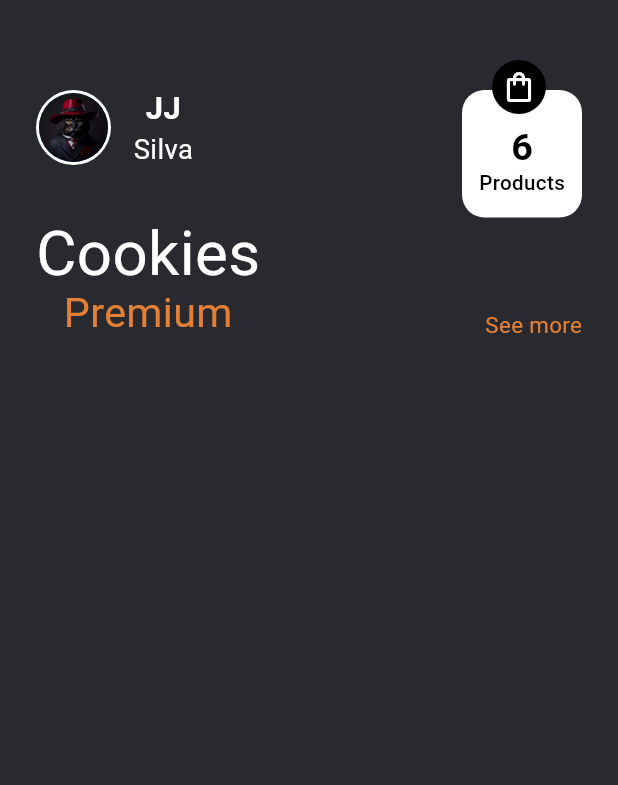
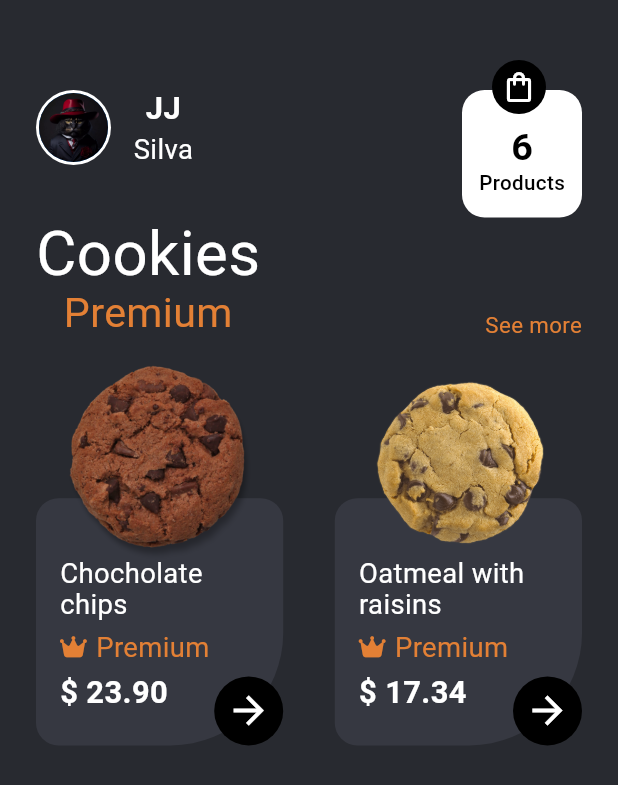
Before and after one commit to RFBruno/flutter-cookies-app, a Flutter app: the screen it shows after launch, on a phone screen of 412 x 824 dp. Shown: the top 785 px of the screen. Run offline on Flutter 3.47's test engine with Material 2 defaults, Android fonts, the phone set to English and light mode, and no system bars; our stand-ins replace flutter_screenutil, font_awesome_flutter, money_formatter.

Commit message:
cookie_card

```diff
--- a/lib/app/models/cookie_model.dart
+++ b/lib/app/models/cookie_model.dart
@@ -29,6 +29,14 @@ String p1 = MoneyFormatter(amount: 23.9012).output.symbolOnLeft;
 String p2 = MoneyFormatter(amount: 17.3412).output.symbolOnLeft;
 
 final cookies = [
-  CookieModel(name: "Chocholate chips", price: p1, image: ''),
-  CookieModel(name: "Oatmeal with raisins", price: p2, image: '')
+  CookieModel(
+    name: "Chocholate chips",
+    price: p1,
+    image: 'assets/images/cookie-001.png',
+  ),
+  CookieModel(
+    name: "Oatmeal with raisins",
+    price: p2,
+    image: 'assets/images/cookie-002.png',
+  )
 ];
--- a/lib/app/pages/app_widget.dart
+++ b/lib/app/pages/app_widget.dart
@@ -23,6 +23,7 @@ class AppWidget extends StatelessWidget {
           theme: ThemeData(
             primarySwatch: Colors.blue,
             highlightColor: orange,
+            cardColor: buttonColor,
             textTheme: Typography.englishLike2018.apply(fontSizeFactor: 1.sp),
             scaffoldBackgroundColor: background,
           ),
--- a/lib/app/pages/home/home_page.dart
+++ b/lib/app/pages/home/home_page.dart
@@ -1,5 +1,7 @@
+import 'package:cookies_app/app/models/cookie_model.dart';
 import 'package:cookies_app/app/pages/home/widgets/avatar_widget.dart';
 import 'package:cookies_app/app/pages/home/widgets/cart_widget.dart';
+import 'package:cookies_app/app/pages/home/widgets/cookie_card.dart';
 import 'package:cookies_app/app/pages/home/widgets/cookies_bar_widget.dart';
 import 'package:cookies_app/app/pages/home/widgets/personal_info_widget.dart';
 import 'package:flutter/material.dart';
@@ -9,12 +11,13 @@ class HomePage extends StatelessWidget {
 
   @override
   Widget build(BuildContext context) {
-    return const Scaffold(
+    var size = MediaQuery.of(context).size;
+    return Scaffold(
       body: Padding(
-        padding: EdgeInsets.symmetric(vertical: 60, horizontal: 24),
+        padding: const EdgeInsets.symmetric(vertical: 60, horizontal: 24),
         child: Column(
           children: [
-            Row(
+            const Row(
               crossAxisAlignment: CrossAxisAlignment.start,
               children: [
                 AvatarWidget(),
@@ -24,7 +27,18 @@ class HomePage extends StatelessWidget {
                 CartWidget()
               ],
             ),
-            CookiesBarWidget()
+            const CookiesBarWidget(),
+            SizedBox(height: size.height * .13),
+            Row(
+              mainAxisAlignment: MainAxisAlignment.spaceBetween,
+              children: cookies
+                  .map(
+                    (cookie) => CookieCard(
+                      cookieModel: cookie,
+                    ),
+                  )
+                  .toList(),
+            ),
           ],
         ),
       ),
--- /dev/null
+++ b/lib/app/pages/home/widgets/container_arrow_widget.dart
@@ -0,0 +1,21 @@
+import 'package:flutter/material.dart';
+
+class ContainerArrowWidget extends StatelessWidget {
+  const ContainerArrowWidget({super.key});
+
+  @override
+  Widget build(BuildContext context) {
+    return Container(
+      padding: const EdgeInsets.all(8),
+      decoration: const BoxDecoration(
+        shape: BoxShape.circle,
+        color: Colors.black,
+      ),
+      child: const Icon(
+        Icons.arrow_forward,
+        size: 30,
+        color: Colors.white,
+      ),
+    );
+  }
+}
--- /dev/null
+++ b/lib/app/pages/home/widgets/cookie_card.dart
@@ -0,0 +1,79 @@
+// ignore_for_file: public_member_api_docs, sort_constructors_first
+import 'package:cookies_app/app/models/cookie_model.dart';
+import 'package:cookies_app/app/pages/home/widgets/container_arrow_widget.dart';
+import 'package:cookies_app/app/pages/home/widgets/premium_widget.dart';
+import 'package:flutter/material.dart';
+import 'package:flutter_screenutil/flutter_screenutil.dart';
+
+class CookieCard extends StatelessWidget {
+  final CookieModel cookieModel;
+  const CookieCard({
+    Key? key,
+    required this.cookieModel,
+  }) : super(key: key);
+
+  @override
+  Widget build(BuildContext context) {
+    var size = MediaQuery.of(context).size;
+    var cookieSize = size.height * .16;
+    var cardSize = size.height * .20;
+    return Stack(
+      clipBehavior: Clip.none,
+      children: [
+        Container(
+          height: cardSize,
+          width: cardSize,
+          decoration: BoxDecoration(
+            color: Theme.of(context).cardColor,
+            borderRadius: const BorderRadius.only(
+              topLeft: Radius.circular(15),
+              topRight: Radius.circular(15),
+              bottomLeft: Radius.circular(15),
+              bottomRight: Radius.circular(75),
+            ),
+          ),
+          child: Padding(
+            padding:
+                const EdgeInsets.only(left: 16, right: 32, top: 32, bottom: 16),
+            child: Column(
+              mainAxisAlignment: MainAxisAlignment.spaceEvenly,
+              crossAxisAlignment: CrossAxisAlignment.start,
+              children: [
+                Text(
+                  cookieModel.name,
+                  style: TextStyle(
+                    color: Colors.white,
+                    fontSize: 16.sp,
+                  ),
+                ),
+                const PremiumWidget(),
+                Text(
+                  cookieModel.price,
+                  style: TextStyle(
+                    color: Colors.white,
+                    fontSize: 18.sp,
+                    fontWeight: FontWeight.bold,
+                  ),
+                ),
+              ],
+            ),
+          ),
+        ),
+        Positioned(
+          top: -(cookieSize - 42),
+          left: (cardSize - cookieSize) / 2,
+          child: SizedBox(
+            height: cookieSize,
+            width: cookieSize,
+            child: Image.asset(cookieModel.image),
+          ),
+        ),
+        const Positioned(
+          right: 0,
+          bottom: 0,
+          child: ContainerArrowWidget(),
+        ),
+      ],
+    );
+  }
+}
--- /dev/null
+++ b/lib/app/pages/home/widgets/premium_widget.dart
@@ -0,0 +1,28 @@
+import 'package:flutter/material.dart';
+import 'package:flutter_screenutil/flutter_screenutil.dart';
+import 'package:font_awesome_flutter/font_awesome_flutter.dart';
+
+class PremiumWidget extends StatelessWidget {
+  const PremiumWidget({super.key});
+
+  @override
+  Widget build(BuildContext context) {
+    return Row(
+      children: [
+        Icon(
+          FontAwesomeIcons.crown,
+          color: Theme.of(context).highlightColor,
+          size: 14.sp,
+        ),
+        const SizedBox(width: 8),
+        Text(
+          'Premium',
+          style: TextStyle(
+            color: Theme.of(context).highlightColor,
+            fontSize: 16.sp,
+          ),
+        )
+      ],
+    );
+  }
+}
--- a/pubspec.yaml
+++ b/pubspec.yaml
@@ -39,6 +39,7 @@ dependencies:
   page_transition: ^2.1.0
   flutter_screenutil: ^5.9.0
   money_formatter: ^0.0.5
+  font_awesome_flutter: ^10.6.0
 
 dev_dependencies:
   flutter_test:
```
Also changed, not shown: assets/images/cookie-002.png (added), assets/images/i.webp (deleted), pubspec.lock.
